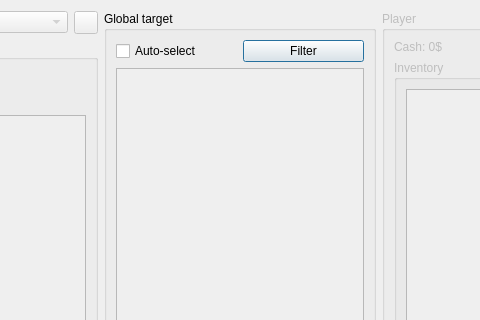
Old version of the form tools/bot-actions/BotTargetList.ui in the repository alphaonex86/CatchChallenger; both pictures show x 559 to 1039 and y 0 to 320 of the 1244 by 781 pixel window.
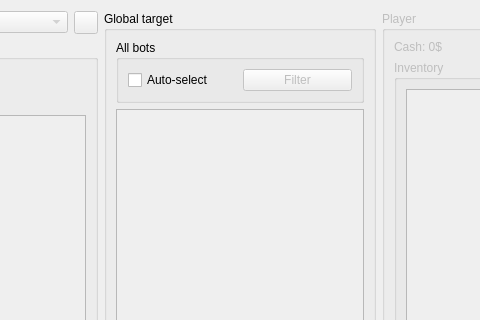
New version of the form. Icons and pictures are not drawn.

```diff
--- a/tools/bot-actions/BotTargetList.ui
+++ b/tools/bot-actions/BotTargetList.ui
@@ -222,6 +222,10 @@
        </property>
        <layout class="QVBoxLayout" name="verticalLayout_3">
         <item>
+         <widget class="QGroupBox" name="groupBox_2">
+          <property name="title">
+           <string>All bots</string>
+          </property>
          <layout class="QHBoxLayout" name="horizontalLayout_5">
           <item>
            <widget class="QCheckBox" name="autoSelectTarget">
@@ -232,12 +236,16 @@
           </item>
           <item>
            <widget class="QPushButton" name="autoSelectFilter">
+             <property name="enabled">
+              <bool>false</bool>
+             </property>
             <property name="text">
              <string>Filter</string>
             </property>
            </widget>
           </item>
          </layout>
+         </widget>
         </item>
         <item>
          <widget class="QListWidget" name="globalTargets">
```
Left out of the diff: 19 changed lines with no effect on the pictures. Lines whose indentation alone changed are shown as unchanged.
